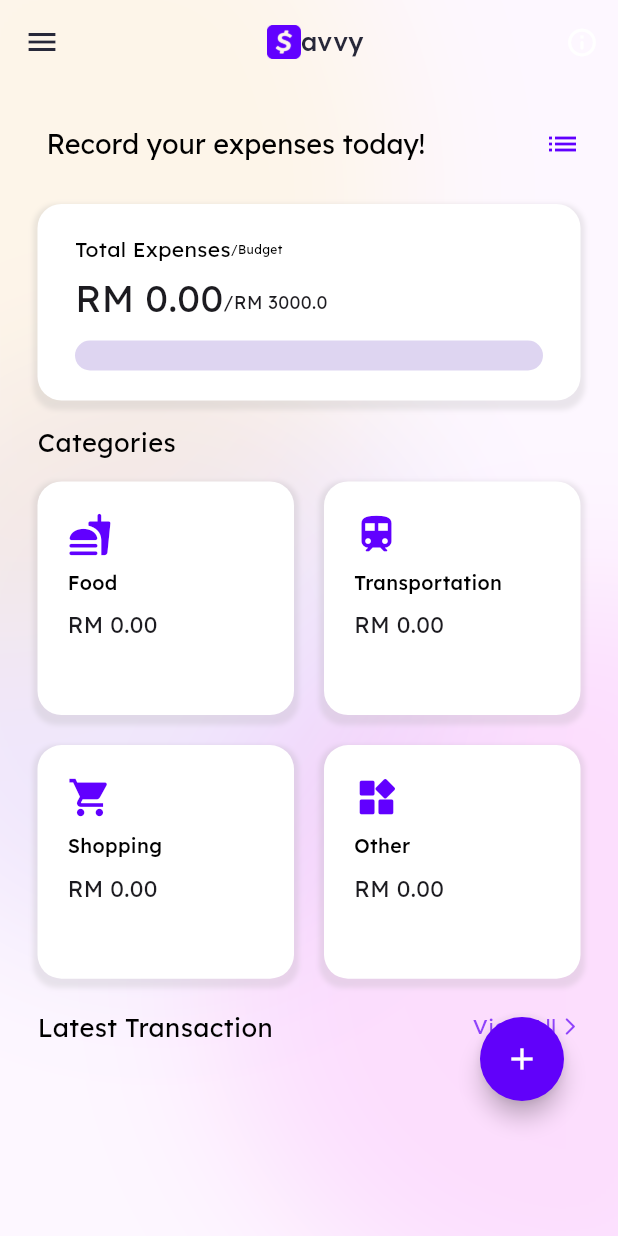
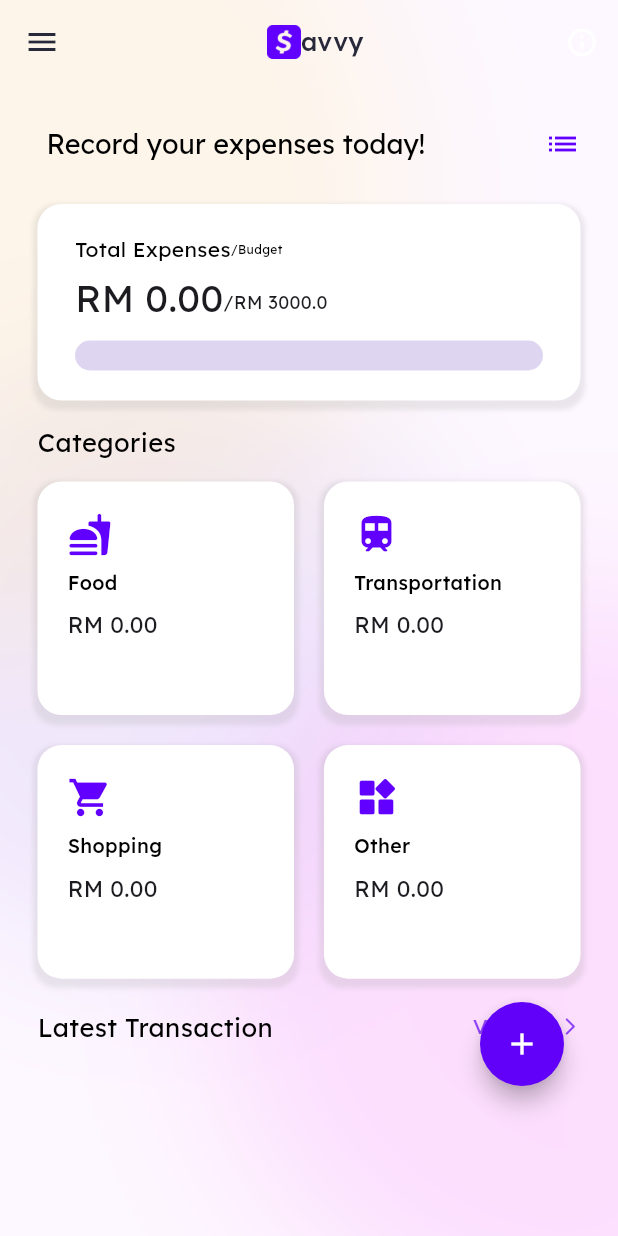
Before and after one commit to ohshuzanne/savvy, a Flutter app: the ExpensesDashboard screen opened directly, on a phone screen of 412 x 824 dp. Run offline on Flutter 3.47's test engine with Material 3 defaults, Android fonts, the phone set to English and light mode, and no system bars; drawn by our look-alikes of percent_indicator; our stand-ins replace cloud_firestore, firebase_auth, firebase_core, fl_chart, flutter_animate, flutter_slidable and 4 more; missing offline and left inert: home_widget, widgets_to_image; accounts and stored records are empty.

Commit message:
Finalize layout and fixed bug for edit expenses

```diff
--- a/lib/screen/expenses_dashboard_screen.dart
+++ b/lib/screen/expenses_dashboard_screen.dart
@@ -5,7 +5,7 @@ import 'package:savvy/components/gradient_background.dart';
 import 'package:savvy/screen/create_expenses_screen.dart';
 import 'package:savvy/screen/transaction_overview_screen.dart';
 import 'package:savvy/utils/categories.dart';
-import 'package:savvy/utils/color.dart';
+import 'package:savvy/utils/utilities.dart';
 import 'package:savvy/widget/categories_widget.dart';
 import 'package:savvy/widget/create_button.dart';
 import 'package:savvy/widget/total_expenses.dart';
@@ -235,7 +235,7 @@ class _ExpensesDashboardState extends State<ExpensesDashboard> {
         ),
       ),
       floatingActionButton: Padding(
-        padding: EdgeInsets.only(bottom: 70),
+        padding: EdgeInsets.only(bottom: 80),
         child: CreateButton(),
       ),
       floatingActionButtonLocation: FloatingActionButtonLocation.endDocked,
@@ -339,7 +339,7 @@ class _ExpensesDashboardState extends State<ExpensesDashboard> {
                     TransactionLog(
                       isLatest: true,
                     ),
-                    const SizedBox(height: 140),
+                    const SizedBox(height: 110),
                   ],
                 ),
               ),
--- a/lib/screen/transaction_overview_screen.dart
+++ b/lib/screen/transaction_overview_screen.dart
@@ -33,7 +33,7 @@ class TransactionOverview extends StatelessWidget {
             children: [
               Stack(children: [
                 Padding(
-                  padding: const EdgeInsets.only(top: 40.0, bottom: 20),
+                  padding: const EdgeInsets.only(top: 20.0, bottom: 20),
                   child: PieChartWidget(),
                 ),
                 ]),
--- a/lib/widget/bar_chart.dart
+++ b/lib/widget/bar_chart.dart
@@ -1,4 +1,5 @@
 import 'dart:ui';
+import 'package:quiver/time.dart';
 
 import 'package:cloud_firestore/cloud_firestore.dart';
 import 'package:fl_chart/fl_chart.dart';
@@ -7,7 +8,7 @@ import 'package:google_fonts/google_fonts.dart';
 import 'package:intl/intl.dart';
 import 'package:provider/provider.dart';
 import 'package:savvy/CRUD/expenses.dart';
-import 'package:savvy/utils/color.dart';
+import 'package:savvy/utils/utilities.dart';
 import 'package:savvy/widget/transaction_log.dart';
 
 import '../provider/user_provider.dart';
@@ -163,6 +164,7 @@ class _BarChartWidgetState extends State<BarChartWidget> {
                                     reservedSize: 50,
                                     showTitles: true,
                                     getTitlesWidget: (value, meta) {
+
                                       if (value == dt.budget / 30) {
 
                                         // Show title only at 74
--- a/lib/widget/categories_widget.dart
+++ b/lib/widget/categories_widget.dart
@@ -3,7 +3,7 @@ import 'package:flutter/material.dart';
 import 'package:google_fonts/google_fonts.dart';
 import 'package:savvy/screen/categories_details_screen.dart';
 import 'package:savvy/utils/categories.dart';
-import 'package:savvy/utils/color.dart';
+import 'package:savvy/utils/utilities.dart';
 import 'package:savvy/utils/colors.dart';
 
 import '../CRUD/expenses.dart';
--- a/lib/widget/create_button.dart
+++ b/lib/widget/create_button.dart
@@ -1,6 +1,6 @@
 import 'package:flutter/material.dart';
 import 'package:savvy/screen/create_expenses_screen.dart';
-import 'package:savvy/utils/color.dart';
+import 'package:savvy/utils/utilities.dart';
 
 import '../CRUD/expenses.dart';
 
--- a/lib/widget/home_widget.dart
+++ b/lib/widget/home_widget.dart
@@ -5,6 +5,6 @@ class HomeWidget extends StatelessWidget {
 
   @override
   Widget build(BuildContext context) {
-    return Container(height: 200, width: 200, child: Text("budget"),);
+    return const Placeholder();
   }
 }
--- a/lib/widget/line_chart.dart
+++ b/lib/widget/line_chart.dart
@@ -6,7 +6,7 @@ import 'package:flutter/material.dart';
 import 'package:google_fonts/google_fonts.dart';
 import 'package:intl/intl.dart';
 import 'package:savvy/CRUD/expenses.dart';
-import 'package:savvy/utils/color.dart';
+import 'package:savvy/utils/utilities.dart';
 import 'package:savvy/widget/transaction_log.dart';
 
 class LineChartWidget extends StatefulWidget {
--- a/lib/widget/pie_chart.dart
+++ b/lib/widget/pie_chart.dart
@@ -8,7 +8,7 @@ import 'package:google_fonts/google_fonts.dart';
 import 'package:intl/intl.dart';
 import 'package:provider/provider.dart';
 import 'package:savvy/utils/categories.dart';
-import 'package:savvy/utils/color.dart';
+import 'package:savvy/utils/utilities.dart';
 import 'package:savvy/utils/colors.dart';
 import 'package:savvy/widget/transaction_log.dart';
 
@@ -127,7 +127,7 @@ class _PieChartWidgetState extends State<PieChartWidget> {
                       ),
                     )
                   ]),
-                  SizedBox(height: 20,),
+                  SizedBox(height: 35,),
                   Row(
                     crossAxisAlignment: CrossAxisAlignment.center,
                     mainAxisAlignment: MainAxisAlignment.center,
--- a/lib/widget/total_expenses.dart
+++ b/lib/widget/total_expenses.dart
@@ -1,3 +1,5 @@
+import 'dart:math';
+
 import 'package:cloud_firestore/cloud_firestore.dart';
 import 'package:flutter/cupertino.dart';
 import 'package:flutter/material.dart';
@@ -9,7 +11,7 @@ import 'package:provider/provider.dart';
 import 'package:savvy/CRUD/expenses.dart';
 import 'package:savvy/provider/user_provider.dart';
 import 'package:savvy/screen/budget_screen.dart';
-import 'package:savvy/utils/color.dart';
+import 'package:savvy/utils/utilities.dart';
 
 class TotalExpenses extends StatefulWidget {
   const TotalExpenses({super.key});
@@ -27,7 +29,6 @@ class _TotalExpensesState extends State<TotalExpenses> {
     getBudget();
   }
 
-
   void getBudget() async {
     setState(() {
       _isLoading = true;
@@ -39,12 +40,12 @@ class _TotalExpensesState extends State<TotalExpenses> {
 
     setState(() {
       _isLoading = false;
-      Provider.of<UserProvider>(context, listen: false).setBalance((snap.data() as Map<String, dynamic>)['balance'],null);
-      Provider.of<UserProvider>(context, listen: false).setIncome((snap.data() as Map<String, dynamic>)['monthlyIncome'].toDouble());
-
+      Provider.of<UserProvider>(context, listen: false)
+          .setBalance((snap.data() as Map<String, dynamic>)['balance'], null);
+      Provider.of<UserProvider>(context, listen: false).setIncome(
+          (snap.data() as Map<String, dynamic>)['monthlyIncome'].toDouble());
     });
   }
-
 
   String getTotal(List expensesList) {
     double total = 0;
@@ -66,7 +67,7 @@ class _TotalExpensesState extends State<TotalExpenses> {
                 isGreaterThanOrEqualTo:
                     DateTime(DateTime.now().year, DateTime.now().month, 1),
                 isLessThanOrEqualTo:
-                    DateTime(DateTime.now().year, DateTime.now().month+1, 0))
+                    DateTime(DateTime.now().year, DateTime.now().month + 1, 0))
             .snapshots(),
         builder: (context, AsyncSnapshot<QuerySnapshot> snapshot) {
           if (snapshot.connectionState == ConnectionState.waiting) {
@@ -83,7 +84,8 @@ class _TotalExpensesState extends State<TotalExpenses> {
                         builder: (BuildContext context) => BudgetScreen()));
               },
               child: Padding(
-        padding: const EdgeInsets.symmetric(vertical: 0.0, horizontal: 10),
+                padding:
+                    const EdgeInsets.symmetric(vertical: 0.0, horizontal: 10),
                 child: Container(
                   width: double.infinity,
                   decoration: BoxDecoration(
@@ -103,7 +105,8 @@ class _TotalExpensesState extends State<TotalExpenses> {
                     crossAxisAlignment: CrossAxisAlignment.start,
                     children: [
                       Padding(
-                padding: const EdgeInsets.only(top: 20.0, right: 25, left: 25),
+                        padding: const EdgeInsets.only(
+                            top: 20.0, right: 25, left: 25),
                         child: Row(
                           mainAxisAlignment: MainAxisAlignment.spaceBetween,
                           children: [
@@ -114,7 +117,8 @@ class _TotalExpensesState extends State<TotalExpenses> {
                                 Row(
                                   children: [
                                     Text("Total Expenses",
-                                style: GoogleFonts.lexend(color: Colors.black)),
+                                        style: GoogleFonts.lexend(
+                                            color: Colors.black)),
                                     Text("/Budget",
                                         style: GoogleFonts.lexend(
                                             color: Colors.black, fontSize: 8))
@@ -128,46 +132,55 @@ class _TotalExpensesState extends State<TotalExpenses> {
                                   children: [
                                     Text(
                                       "RM ${getTotal(expenses)}",
-                              style: GoogleFonts.lexend(fontSize :25),
+                                      style: GoogleFonts.lexend(fontSize: 25),
                                     ),
                                     Padding(
-                              padding: const EdgeInsets.only(bottom: 7.0),
-                              child: Consumer<UserProvider>(builder: (context,data,child) {
+                                      padding:
+                                          const EdgeInsets.only(bottom: 7.0),
+                                      child: Consumer<UserProvider>(
+                                        builder: (context, data, child) {
                                           return Text(
                                             "/RM ${data.budget}",
-                                  style: GoogleFonts.lexend(fontSize :12),
+                                            style: GoogleFonts.lexend(
+                                                fontSize: 12),
                                           );
-
-                              },),
+                                        },
+                                      ),
                                     ),
                                   ],
                                 ),
-
                               ],
                             ),
                           ],
                         ),
                       ),
                       Padding(
-                padding: const EdgeInsets.only(left: 15.0, right: 15, top:10, bottom: 20),
+                        padding: const EdgeInsets.only(
+                            left: 15.0, right: 15, top: 10, bottom: 20),
                         child: SizedBox(
                           width: double.infinity,
-                  child: Consumer<UserProvider>(builder: (context,data,child) {
-                    return LinearPercentIndicator(barRadius: Radius.circular(10),backgroundColor: subPurple,lineHeight: 20,progressColor: mainPurple,percent: (double.parse(getTotal(expenses))/data.budget),);
-
-                  }
-
+                          child: Consumer<UserProvider>(
+                              builder: (context, data, child) {
+                            return LinearPercentIndicator(
+                              barRadius: Radius.circular(10),
+                              backgroundColor: subPurple,
+                              lineHeight: 20,
+                              progressColor: mainPurple,
+                              percent: double.parse(getTotal(expenses)) > data.budget? 1:(double.parse(getTotal(expenses)) /
+                                  data.budget),
+                            );
+                          }),
                         ),
-                ),
-              )],
+                      )
+                    ],
                   ),
                 ),
               ),
             );
-        }});}}
-
-
-
+          }
+        });
+  }
+}
 
 //   GestureDetector(
 //   onTap: () {
--- a/lib/widget/transaction_log.dart
+++ b/lib/widget/transaction_log.dart
@@ -6,7 +6,8 @@ import 'package:intl/intl.dart';
 import 'package:provider/provider.dart';
 import 'package:savvy/CRUD/expenses.dart';
 import 'package:savvy/utils/categories.dart';
-import 'package:savvy/utils/color.dart';
+import 'package:savvy/utils/utilities.dart';
+import 'package:savvy/utils/colors.dart';
 
 import '../provider/user_provider.dart';
 import '../screen/create_expenses_screen.dart';
@@ -84,7 +85,7 @@ class _TransactionLogState extends State<TransactionLog> {
                   children: [
                     Icon(
                       getIcons(transaction.category),
-                      color: Color(0xff7A7D79),
+                      color: darkBlue,
                     ),
                     Padding(
                       padding: const EdgeInsets.only(left: 20.0),
--- a/pubspec.yaml
+++ b/pubspec.yaml
@@ -64,6 +64,10 @@ dependencies:
   provider: ^6.1.2
   percent_indicator: ^4.2.3
   google_generative_ai: ^0.3.0
+  home_widget: ^0.5.0
+  quiver: ^3.2.1
+  path_provider: ^2.1.3
+  widgets_to_image: ^0.0.2
 
 
 
```
Also changed, not shown: lib/screen/create_expenses_screen.dart (+27 -11 lines), lib/utils/utilities.dart (renamed from lib/utils/color.dart, +17 -0 lines). Lines whose indentation alone changed are shown as unchanged.
